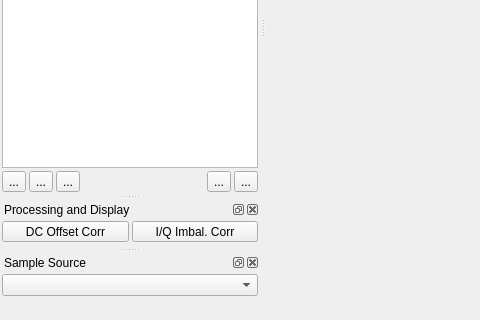
Before: the Qt Designer form sdrbase/mainwindow.ui in f4exb/sdrangel, drawn with Qt 5; both pictures show x 0 to 480 and y 280 to 600 of the 1012 by 600 pixel window.
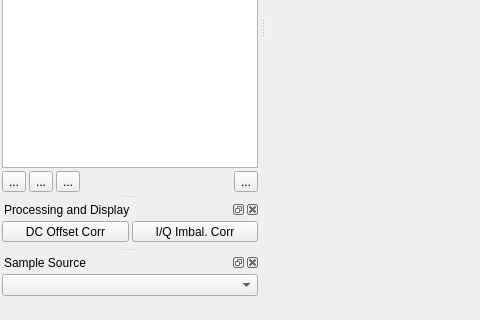
After: the same form once the commit is applied. Icons and pictures are not drawn. Custom widgets are drawn as their Qt base class.

Commit message: Removed useless "preset load last" button from main UI

The edit to the form file:
```diff
--- a/sdrbase/mainwindow.ui
+++ b/sdrbase/mainwindow.ui
@@ -250,26 +250,6 @@
        </property>
       </widget>
      </item>
-     <item row="5" column="7">
-      <widget class="QToolButton" name="presetLoadLast">
-       <property name="toolTip">
-        <string>Load settings saved at last exit</string>
-       </property>
-       <property name="text">
-        <string>...</string>
-       </property>
-       <property name="icon">
-        <iconset resource="resources/res.qrc">
-         <normaloff>:/preset-last.png</normaloff>:/preset-last.png</iconset>
-       </property>
-       <property name="iconSize">
-        <size>
-         <width>16</width>
-         <height>16</height>
-        </size>
-       </property>
-      </widget>
-     </item>
     </layout>
    </widget>
   </widget>
```
Left out of the diff: 4 changed lines with no effect on the pictures.
